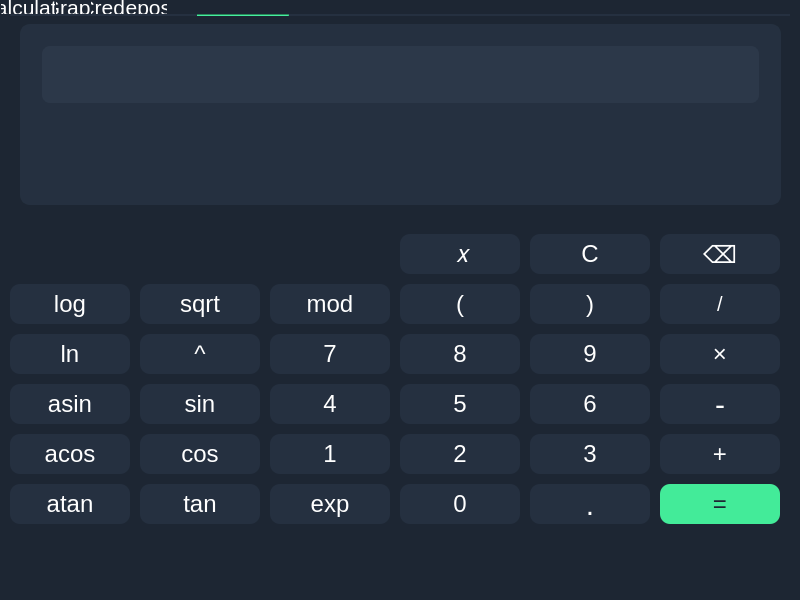
This is view/view.ui in IgorBio/Smart_Calculator as Qt 5 draws it before an edit. The edited form follows.
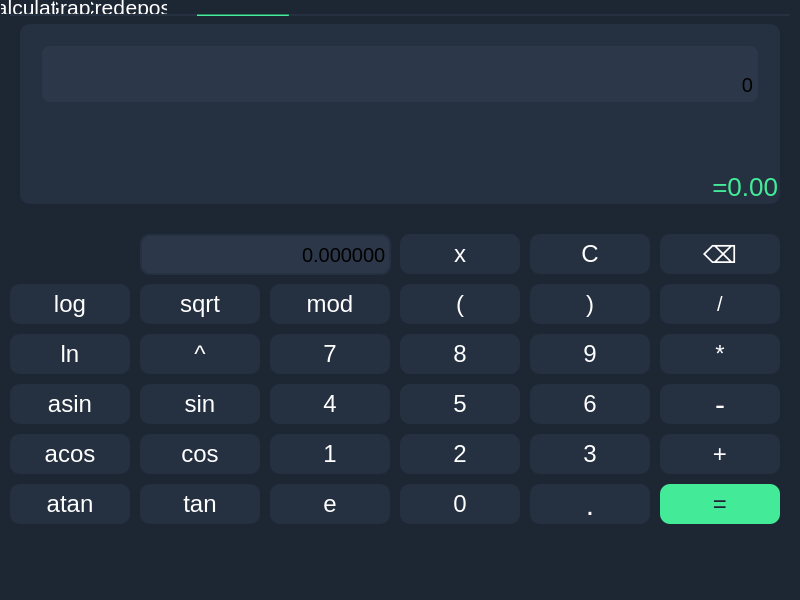
This is the edited form.

Commit message: need to procees operations in view

Diff of the .ui file:
```diff
--- a/view/view.ui
+++ b/view/view.ui
@@ -44,26 +44,31 @@
      <height>601</height>
     </rect>
    </property>
+   <property name="layoutDirection">
+    <enum>Qt::LeftToRight</enum>
+   </property>
    <property name="styleSheet">
-    <string notr="true">QTabWidget::pane {
-	border: 1px;
-	background-color: rgba(29,38,51,255);
+    <string notr="true">QTabWidget::tab-bar {
+    alignment: center;
+}
+
+QTabWidget::pane {
+  border: 1px;
+  background-color: rgba(29,38,51,255);
 }
 
 QTabBar::tab {
-	font: 16pt;
-	background: rgba(29,38,51,255);
-	min-width: 13ex;
-	min-height: 8ex;
-	margin-left: 1px;
-	color: rgba(255,255,255,255);
+  font: 16pt;
+  background: rgba(29,38,51,255);
+  min-width: 13ex;
+  min-height: 6ex;
+  margin-left: 1px;
+  color: rgba(255,255,255,255)
 }
 
 QTabBar::tab::hover {
-	color: rgba(62,207,138,255);
-}
-
-</string>
+  color: rgba(62,207,138,255);
+}</string>
    </property>
    <property name="currentIndex">
     <number>0</number>
@@ -72,21 +77,6 @@
     <attribute name="title">
      <string>Calculator</string>
     </attribute>
-    <widget class="QTextBrowser" name="text_out_calc">
-     <property name="geometry">
-      <rect>
-       <x>20</x>
-       <y>10</y>
-       <width>761</width>
-       <height>181</height>
-      </rect>
-     </property>
-     <property name="styleSheet">
-      <string notr="true">background-color: rgba(37,48,64,255);
-border-radius: 10px;
-border: 2px solid #253040;</string>
-     </property>
-    </widget>
     <widget class="Line" name="line_calc">
      <property name="geometry">
       <rect>
@@ -152,21 +142,6 @@
       <string>=</string>
      </property>
     </widget>
-    <widget class="QTextBrowser" name="text_in_calc">
-     <property name="geometry">
-      <rect>
-       <x>40</x>
-       <y>30</y>
-       <width>721</width>
-       <height>61</height>
-      </rect>
-     </property>
-     <property name="styleSheet">
-      <string notr="true">background-color: rgba(44,56,73,255);
-border-radius: 10px;
-border: 2px solid #253040;</string>
-     </property>
-    </widget>
     <widget class="QPushButton" name="btn_plus">
      <property name="geometry">
       <rect>
@@ -233,7 +208,7 @@
       <string>-</string>
      </property>
     </widget>
-    <widget class="QPushButton" name="btn_del">
+    <widget class="QPushButton" name="btn_div">
      <property name="geometry">
       <rect>
        <x>660</x>
@@ -329,7 +304,7 @@
 }</string>
      </property>
      <property name="text">
-      <string>×</string>
+      <string>*</string>
      </property>
     </widget>
     <widget class="QPushButton" name="btn_1">
@@ -461,7 +436,7 @@
 }</string>
      </property>
      <property name="text">
-      <string>exp</string>
+      <string>e</string>
      </property>
     </widget>
     <widget class="QPushButton" name="btn_2">
@@ -1220,17 +1195,116 @@
 }</string>
      </property>
      <property name="text">
-      <string> 𝑥</string>
+      <string>x</string>
+     </property>
+    </widget>
+    <widget class="QLabel" name="display">
+     <property name="geometry">
+      <rect>
+       <x>40</x>
+       <y>30</y>
+       <width>720</width>
+       <height>60</height>
+      </rect>
+     </property>
+     <property name="layoutDirection">
+      <enum>Qt::RightToLeft</enum>
+     </property>
+     <property name="styleSheet">
+      <string notr="true">font: 20px;
+background-color: rgba(44,56,73,255);
+border-radius: 10px;
+border: 2px solid #253040;
+</string>
+     </property>
+     <property name="text">
+      <string>0</string>
+     </property>
+     <property name="alignment">
+      <set>Qt::AlignBottom|Qt::AlignRight|Qt::AlignTrailing</set>
+     </property>
+     <property name="wordWrap">
+      <bool>true</bool>
+     </property>
+     <property name="margin">
+      <number>0</number>
+     </property>
+     <property name="indent">
+      <number>5</number>
+     </property>
+    </widget>
+    <widget class="QLabel" name="display_res">
+     <property name="geometry">
+      <rect>
+       <x>20</x>
+       <y>10</y>
+       <width>760</width>
+       <height>180</height>
+      </rect>
+     </property>
+     <property name="styleSheet">
+      <string notr="true">font: 26px;
+color: rgba(67,235,153,255);
+background-color: rgba(37,48,64,255);
+border-radius: 10px;
+border: 2px solid #253040;</string>
+     </property>
+     <property name="text">
+      <string>=0.00</string>
+     </property>
+     <property name="alignment">
+      <set>Qt::AlignBottom|Qt::AlignRight|Qt::AlignTrailing</set>
+     </property>
+     <property name="margin">
+      <number>16</number>
+     </property>
+     <property name="indent">
+      <number>0</number>
+     </property>
+    </widget>
+    <widget class="QDoubleSpinBox" name="x_value">
+     <property name="geometry">
+      <rect>
+       <x>140</x>
+       <y>220</y>
+       <width>251</width>
+       <height>41</height>
+      </rect>
+     </property>
+     <property name="styleSheet">
+      <string notr="true">font: 20px;
+background-color: rgba(44,56,73,255);
+border-radius: 10px;
+border: 2px solid #253040;</string>
+     </property>
+     <property name="frame">
+      <bool>true</bool>
+     </property>
+     <property name="alignment">
+      <set>Qt::AlignRight|Qt::AlignTrailing|Qt::AlignVCenter</set>
+     </property>
+     <property name="buttonSymbols">
+      <enum>QAbstractSpinBox::NoButtons</enum>
+     </property>
+     <property name="decimals">
+      <number>6</number>
+     </property>
+     <property name="minimum">
+      <double>-100000000000000000000.000000000000000</double>
+     </property>
+     <property name="maximum">
+      <double>100000000000000000000.000000000000000</double>
+     </property>
+     <property name="singleStep">
+      <double>0.100000000000000</double>
      </property>
     </widget>
     <zorder>line_calc</zorder>
     <zorder>line_gr_calc</zorder>
     <zorder>btn_equal</zorder>
-    <zorder>text_out_calc</zorder>
-    <zorder>text_in_calc</zorder>
     <zorder>btn_plus</zorder>
     <zorder>btn_minus</zorder>
-    <zorder>btn_del</zorder>
+    <zorder>btn_div</zorder>
     <zorder>btn_back</zorder>
     <zorder>btn_mul</zorder>
     <zorder>btn_1</zorder>
@@ -1260,6 +1334,9 @@
     <zorder>btn_mod</zorder>
     <zorder>btn_c</zorder>
     <zorder>btn_x</zorder>
+    <zorder>display_res</zorder>
+    <zorder>display</zorder>
+    <zorder>x_value</zorder>
    </widget>
    <widget class="QWidget" name="tab_graph">
     <attribute name="title">
@@ -1297,22 +1374,7 @@
       <enum>Qt::Horizontal</enum>
      </property>
     </widget>
-    <widget class="QTextBrowser" name="textBrowser_2">
-     <property name="geometry">
-      <rect>
-       <x>40</x>
-       <y>30</y>
-       <width>721</width>
-       <height>61</height>
-      </rect>
-     </property>
-     <property name="styleSheet">
-      <string notr="true">background-color: rgba(44,56,73,255);
-border-radius: 10px;
-border: 2px solid #253040;</string>
-     </property>
-    </widget>
-    <widget class="QTextBrowser" name="text_out_calc_2">
+    <widget class="QTextBrowser" name="text_out_graph">
      <property name="geometry">
       <rect>
        <x>20</x>
@@ -1327,10 +1389,45 @@
 border: 2px solid #253040;</string>
      </property>
     </widget>
+    <widget class="QLabel" name="display_graph">
+     <property name="geometry">
+      <rect>
+       <x>40</x>
+       <y>30</y>
+       <width>720</width>
+       <height>60</height>
+      </rect>
+     </property>
+     <property name="layoutDirection">
+      <enum>Qt::RightToLeft</enum>
+     </property>
+     <property name="styleSheet">
+      <string notr="true">font: 20px;
+background-color: rgba(44,56,73,255);
+border-radius: 10px;
+border: 2px solid #253040;
+</string>
+     </property>
+     <property name="text">
+      <string>0</string>
+     </property>
+     <property name="alignment">
+      <set>Qt::AlignBottom|Qt::AlignRight|Qt::AlignTrailing</set>
+     </property>
+     <property name="wordWrap">
+      <bool>true</bool>
+     </property>
+     <property name="margin">
+      <number>0</number>
+     </property>
+     <property name="indent">
+      <number>5</number>
+     </property>
+    </widget>
     <zorder>line_graph</zorder>
     <zorder>line_gr_graph</zorder>
-    <zorder>text_out_calc_2</zorder>
-    <zorder>textBrowser_2</zorder>
+    <zorder>text_out_graph</zorder>
+    <zorder>display_graph</zorder>
    </widget>
    <widget class="QWidget" name="tab_credit">
     <attribute name="title">
```
The commit also changes 8 other files.
